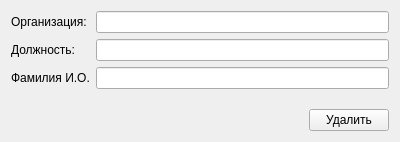
Before: the Qt Designer form ui/externalrepresentativewidget.ui in nikola240698/MeteringActs, drawn with Qt 5.
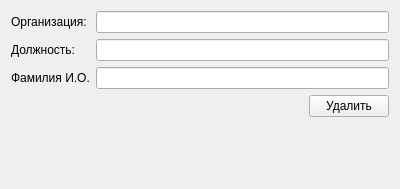
After: the same form once the commit is applied.

```diff
--- a/ui/externalrepresentativewidget.ui
+++ b/ui/externalrepresentativewidget.ui
@@ -7,14 +7,14 @@
     <x>0</x>
     <y>0</y>
     <width>400</width>
-    <height>142</height>
+    <height>189</height>
    </rect>
   </property>
   <property name="windowTitle">
    <string>ExternalRepresentativeWidget</string>
   </property>
-  <layout class="QGridLayout" name="gridLayout">
-   <item row="0" column="0" colspan="2">
+  <layout class="QVBoxLayout" name="verticalLayout">
+   <item>
     <layout class="QFormLayout" name="formLayout">
      <item row="0" column="0">
       <widget class="QLabel" name="label">
@@ -48,7 +48,9 @@
      </item>
     </layout>
    </item>
-   <item row="1" column="0">
+   <item>
+    <layout class="QHBoxLayout" name="deleteButtonLayout">
+     <item>
     <spacer name="horizontalSpacer">
      <property name="orientation">
       <enum>Qt::Orientation::Horizontal</enum>
@@ -61,7 +63,7 @@
      </property>
     </spacer>
    </item>
-   <item row="1" column="1">
+     <item>
     <widget class="QPushButton" name="removeButton">
      <property name="text">
       <string>Удалить</string>
@@ -69,6 +71,21 @@
     </widget>
    </item>
   </layout>
+   </item>
+   <item>
+    <spacer name="verticalSpacer">
+     <property name="orientation">
+      <enum>Qt::Orientation::Vertical</enum>
+     </property>
+     <property name="sizeHint" stdset="0">
+      <size>
+       <width>20</width>
+       <height>40</height>
+      </size>
+     </property>
+    </spacer>
+   </item>
+  </layout>
  </widget>
  <tabstops>
   <tabstop>organizationLineEdit</tabstop>
```
Left out of the diff: 1 changed line with no effect on the pictures. Lines whose indentation alone changed are shown as unchanged.
